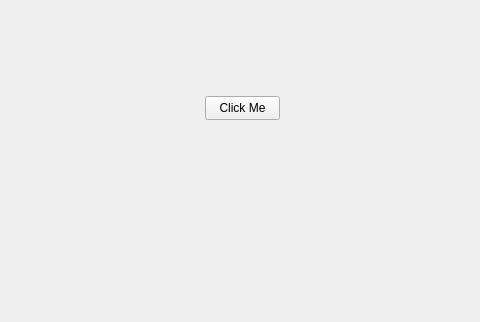
Qt form widget.ui (Darijan444/COV-19-Desktop_App) before a commit; both pictures show x 105 to 585 and y 104 to 426 of the 704 by 426 pixel window.
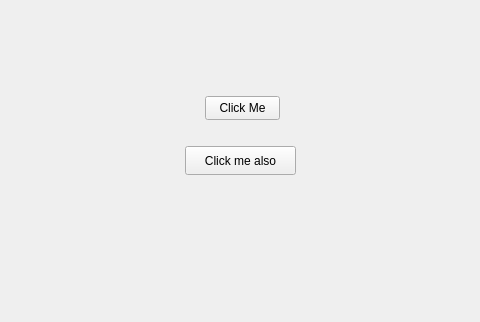
The same form after that commit.

```diff
--- a/widget.ui
+++ b/widget.ui
@@ -26,6 +26,19 @@
     <string>Click Me</string>
    </property>
   </widget>
+  <widget class="QPushButton" name="pushButton_2">
+   <property name="geometry">
+    <rect>
+     <x>290</x>
+     <y>250</y>
+     <width>111</width>
+     <height>29</height>
+    </rect>
+   </property>
+   <property name="text">
+    <string>Click me also</string>
+   </property>
+  </widget>
  </widget>
  <resources/>
  <connections/>
```
